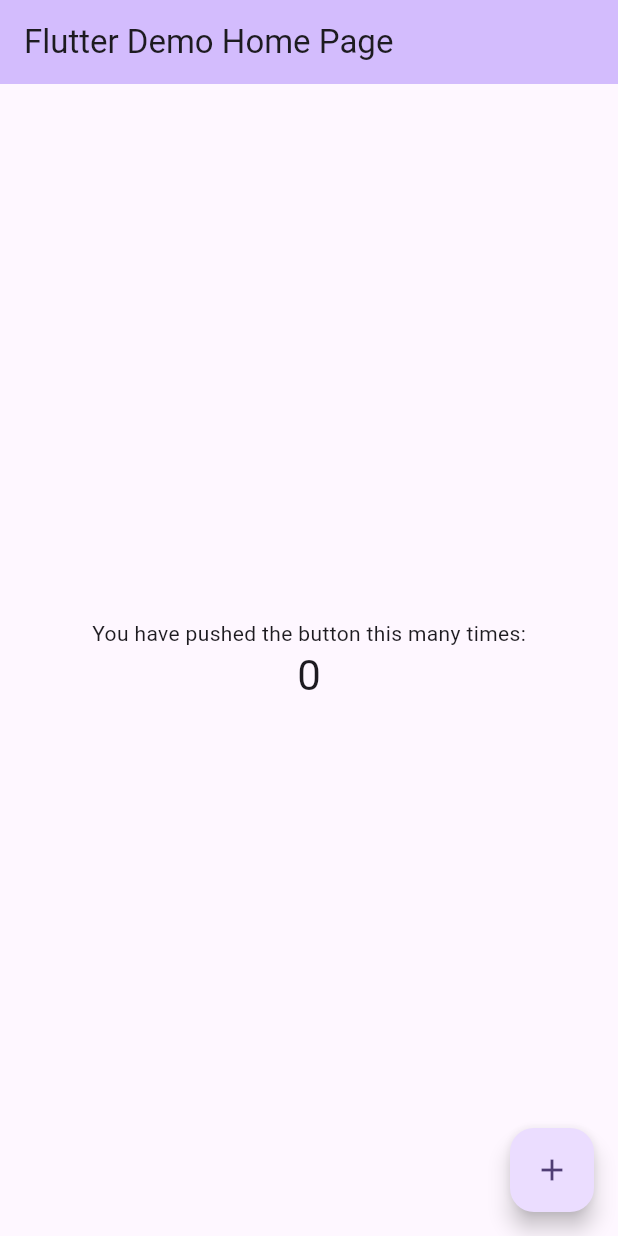
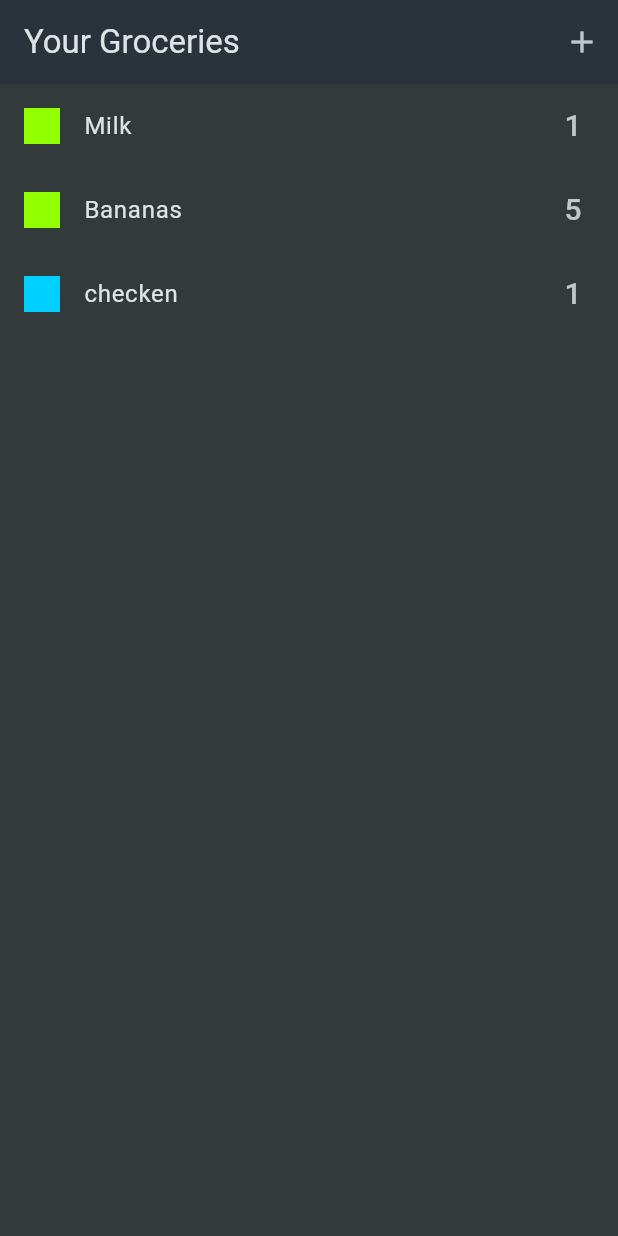
Before and after one commit to git1bharat/shopping_List_app, a Flutter app: the screen it shows after launch, on a phone screen of 412 x 824 dp. Run offline on Flutter 3.47's test engine with Material 3 defaults, Android fonts, the phone set to English and light mode, and no system bars.

Commit message:
model class and new add item form

```diff
--- /dev/null
+++ b/lib/data/dummy_items.dart
@@ -0,0 +1,21 @@
+import 'package:shoping_app/data/categories.dart';
+import 'package:shoping_app/model/category.dart';
+import 'package:shoping_app/model/gorcery_items.dart';
+
+final groceryItems = [
+  GroceryItem(
+      id: 'a',
+      name: 'Milk',
+      quantity: 1,
+      category: categories[Categories.dairy]!),
+  GroceryItem(
+      id: 'b',
+      name: 'Bananas',
+      quantity: 5,
+      category: categories[Categories.fruit]!),
+  GroceryItem(
+      id: 'c',
+      name: 'checken',
+      quantity: 1,
+      category: categories[Categories.meat]!),
+];
--- a/lib/main.dart
+++ b/lib/main.dart
@@ -1,4 +1,5 @@
 import 'package:flutter/material.dart';
+import 'package:shoping_app/widget/grocery_list.dart';
 
 void main() {
   runApp(const MyApp());
@@ -11,115 +12,16 @@ class MyApp extends StatelessWidget {
   @override
   Widget build(BuildContext context) {
     return MaterialApp(
-      title: 'Flutter Demo',
-      theme: ThemeData(
-        // This is the theme of your application.
-        //
-        // TRY THIS: Try running your application with "flutter run". You'll see
-        // the application has a purple toolbar. Then, without quitting the app,
-        // try changing the seedColor in the colorScheme below to Colors.green
-        // and then invoke "hot reload" (save your changes or press the "hot
-        // reload" button in a Flutter-supported IDE, or press "r" if you used
-        // the command line to start the app).
-        //
-        // Notice that the counter didn't reset back to zero; the application
-        // state is not lost during the reload. To reset the state, use hot
-        // restart instead.
-        //
-        // This works for code too, not just values: Most code changes can be
-        // tested with just a hot reload.
-        colorScheme: ColorScheme.fromSeed(seedColor: Colors.deepPurple),
-        useMaterial3: true,
-      ),
-      home: const MyHomePage(title: 'Flutter Demo Home Page'),
-    );
+        title: 'Flutter Demo',
+        theme: ThemeData.dark().copyWith(
+          useMaterial3: true,
+          colorScheme: ColorScheme.fromSeed(
+            seedColor: const Color.fromARGB(255, 147, 229, 250),
+            brightness: Brightness.dark,
+            surface: const Color.fromARGB(255, 42, 51, 59),
+          ),
+          scaffoldBackgroundColor: const Color.fromARGB(255, 50, 58, 60),
+        ),
+        home: GroceryList());
   }
 }
-
-class MyHomePage extends StatefulWidget {
-  const MyHomePage({super.key, required this.title});
-
-  // This widget is the home page of your application. It is stateful, meaning
-  // that it has a State object (defined below) that contains fields that affect
-  // how it looks.
-
-  // This class is the configuration for the state. It holds the values (in this
-  // case the title) provided by the parent (in this case the App widget) and
-  // used by the build method of the State. Fields in a Widget subclass are
-  // always marked "final".
-
-  final String title;
-
-  @override
-  State<MyHomePage> createState() => _MyHomePageState();
-}
-
-class _MyHomePageState extends State<MyHomePage> {
-  int _counter = 0;
-
-  void _incrementCounter() {
-    setState(() {
-      // This call to setState tells the Flutter framework that something has
-      // changed in this State, which causes it to rerun the build method below
-      // so that the display can reflect the updated values. If we changed
-      // _counter without calling setState(), then the build method would not be
-      // called again, and so nothing would appear to happen.
-      _counter++;
-    });
-  }
-
-  @override
-  Widget build(BuildContext context) {
-    // This method is rerun every time setState is called, for instance as done
-    // by the _incrementCounter method above.
-    //
-    // The Flutter framework has been optimized to make rerunning build methods
-    // fast, so that you can just rebuild anything that needs updating rather
-    // than having to individually change instances of widgets.
-    return Scaffold(
-      appBar: AppBar(
-        // TRY THIS: Try changing the color here to a specific color (to
-        // Colors.amber, perhaps?) and trigger a hot reload to see the AppBar
-        // change color while the other colors stay the same.
-        backgroundColor: Theme.of(context).colorScheme.inversePrimary,
-        // Here we take the value from the MyHomePage object that was created by
-        // the App.build method, and use it to set our appbar title.
-        title: Text(widget.title),
-      ),
-      body: Center(
-        // Center is a layout widget. It takes a single child and positions it
-        // in the middle of the parent.
-        child: Column(
-          // Column is also a layout widget. It takes a list of children and
-          // arranges them vertically. By default, it sizes itself to fit its
-          // children horizontally, and tries to be as tall as its parent.
-          //
-          // Column has various properties to control how it sizes itself and
-          // how it positions its children. Here we use mainAxisAlignment to
-          // center the children vertically; the main axis here is the vertical
-          // axis because Columns are vertical (the cross axis would be
-          // horizontal).
-          //
-          // TRY THIS: Invoke "debug painting" (choose the "Toggle Debug Paint"
-          // action in the IDE, or press "p" in the console), to see the
-          // wireframe for each widget.
-          mainAxisAlignment: MainAxisAlignment.center,
-          children: <Widget>[
-            const Text(
-              'You have pushed the button this many times:',
-            ),
-            Text(
-              '$_counter',
-              style: Theme.of(context).textTheme.headlineMedium,
-            ),
-          ],
-        ),
-      ),
-      floatingActionButton: FloatingActionButton(
-        onPressed: _incrementCounter,
-        tooltip: 'Increment',
-        child: const Icon(Icons.add),
-      ), // This trailing comma makes auto-formatting nicer for build methods.
-    );
-  }
-}
--- /dev/null
+++ b/lib/widget/grocery_list.dart
@@ -0,0 +1,48 @@
+import 'package:flutter/material.dart';
+import 'package:shoping_app/data/dummy_items.dart';
+import 'package:shoping_app/widget/new_item.dart';
+
+class GroceryList extends StatefulWidget {
+  const GroceryList({super.key});
+
+  @override
+  State<GroceryList> createState() => _GroceryListState();
+}
+
+class _GroceryListState extends State<GroceryList> {
+  void _addItem() {
+    Navigator.of(context)
+        .push(MaterialPageRoute(builder: (context) => NewItem()));
+  }
+
+  @override
+  Widget build(BuildContext context) {
+    return Scaffold(
+      appBar: AppBar(
+        title: const Text('Your Groceries'),
+        actions: [
+          IconButton(onPressed: _addItem, icon: const Icon((Icons.add)))
+        ],
+      ),
+      body: ListView.builder(
+        itemCount: groceryItems.length,
+        itemBuilder: (context, int index) {
+          return ListTile(
+            title: Text(
+              groceryItems[index].name,
+            ),
+            leading: Container(
+              width: 24,
+              height: 24,
+              color: groceryItems[index].category.color,
+            ),
+            trailing: Text(
+              groceryItems[index].quantity.toString(),
+              style: const TextStyle(fontSize: 20),
+            ),
+          );
+        },
+      ),
+    );
+  }
+}
```
Also changed, not shown: lib/data/categories.dart (added, +46 -0 lines), lib/model/category.dart (added, +21 -0 lines), lib/model/gorcery_items.dart (added, +14 -0 lines), lib/widget/new_item.dart (added, +35 -0 lines).
